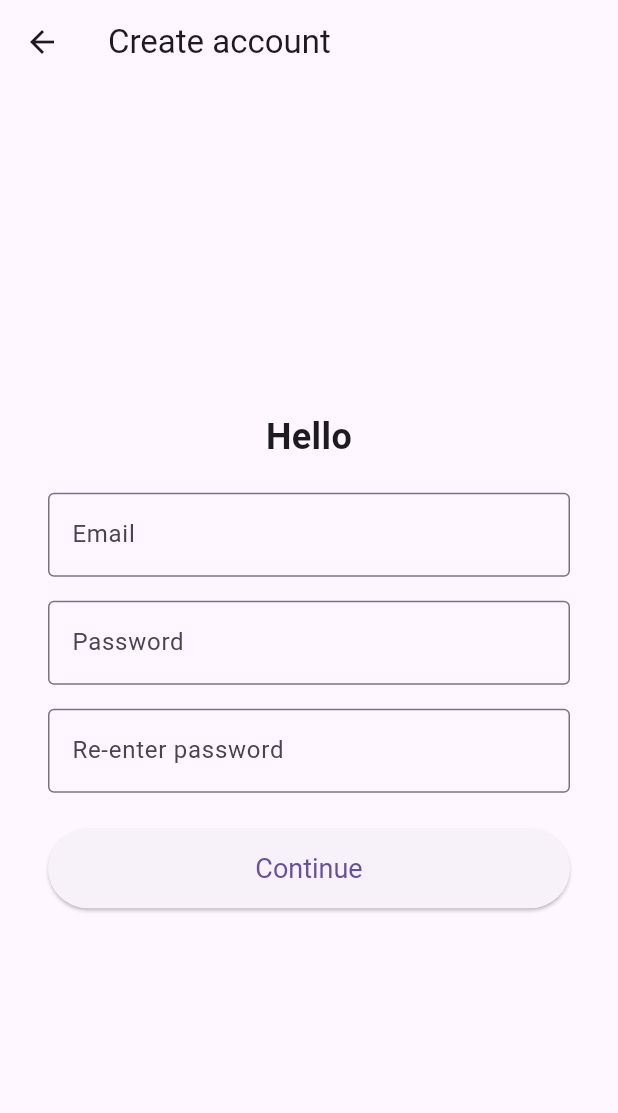
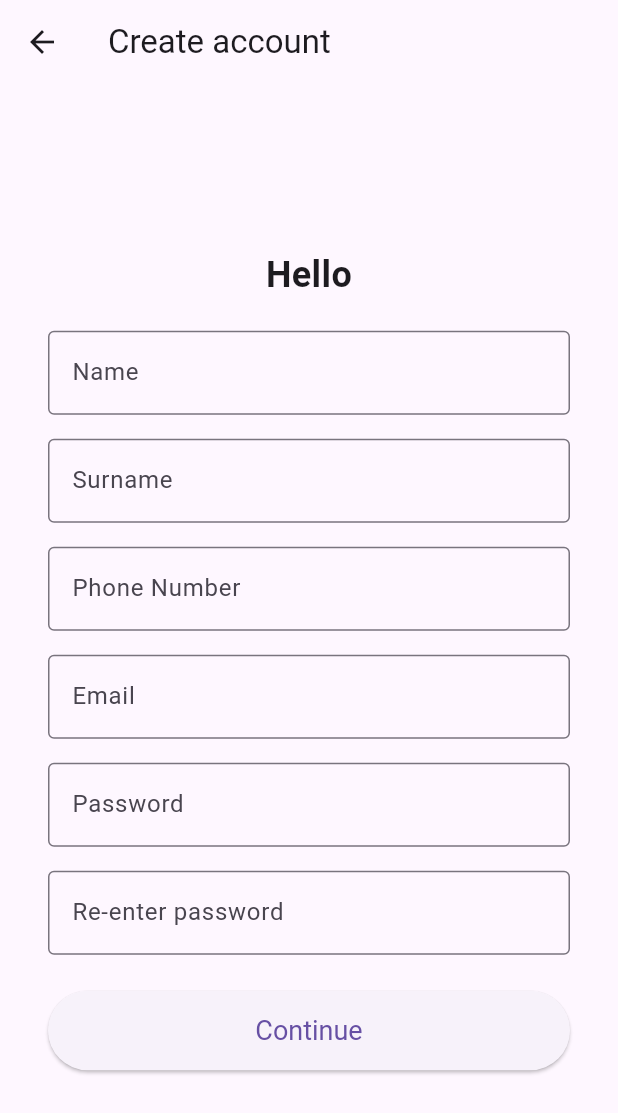
Before and after one commit to baoonhii/SIMULATED-EMAIL-SERVICE-APPLICATION, a Flutter app: the GmailRegisterScreen screen opened directly, on a phone screen of 412 x 824 dp. Shown: the top 1113 px of the screen. Run offline on Flutter 3.47's test engine with Material 3 defaults, Android fonts, the light colour scheme and no system bars; our stand-ins replace cached_network_image, file_picker, shared_preferences; accounts and stored records are empty; generated files the repository leaves out were written again.

Commit message:
register front-back

```diff
--- a/lib/state_management/account_provider.dart
+++ b/lib/state_management/account_provider.dart
@@ -135,7 +135,6 @@ class AccountProvider extends ChangeNotifier {
       method: 'POST',
       requiresAuth: false,
       body: {
-        'username': phoneNumber,
         'first_name': firstName,
         'last_name': lastName,
         'email': email,
--- a/lib/views/gmail_register_screen.dart
+++ b/lib/views/gmail_register_screen.dart
@@ -1,7 +1,9 @@
 import 'package:flutter/material.dart';
+import 'package:flutter_email/constants.dart';
 import 'package:flutter_gen/gen_l10n/app_localizations.dart';
 import 'package:provider/provider.dart';
 
+import '../other_widgets/general.dart';
 import '../state_management/account_provider.dart';
 
 class GmailRegisterScreen extends StatefulWidget {
@@ -19,6 +21,9 @@ class _GmailRegisterScreenState extends State<GmailRegisterScreen> {
   final TextEditingController _passwordController = TextEditingController();
   final TextEditingController _confirmPasswordController =
       TextEditingController();
+
+  final _formKey = GlobalKey<FormState>();
+  bool _isLoading = false;
 
   @override
   void dispose() {
@@ -41,12 +46,20 @@ class _GmailRegisterScreenState extends State<GmailRegisterScreen> {
         child: SingleChildScrollView(
           child: Padding(
             padding: const EdgeInsets.symmetric(horizontal: 32.0),
+            child: Form(
+              key: _formKey,
               child: Column(
                 mainAxisAlignment: MainAxisAlignment.center,
                 crossAxisAlignment: CrossAxisAlignment.stretch,
                 children: [
                   getRegistrationTitle(context),
                   const SizedBox(height: 20),
+                  getNameField(),
+                  const SizedBox(height: 16),
+                  getSurnameField(),
+                  const SizedBox(height: 16),
+                  getPhoneField(),
+                  const SizedBox(height: 16),
                   getEmailField(),
                   const SizedBox(height: 16),
                   getPasswordField(context),
@@ -55,12 +68,18 @@ class _GmailRegisterScreenState extends State<GmailRegisterScreen> {
                   const SizedBox(height: 24),
                   ElevatedButton(
                     onPressed: () {
+                      if (_formKey.currentState!.validate()) {
                         final firstName = _nameController.text;
                         final lastName = _surnameController.text;
                         final email = _emailController.text;
                         final phoneNumber = _phoneController.text;
                         final password = _passwordController.text;
                         final password2 = _confirmPasswordController.text;
+
+                        try {
+                          setState(() {
+                            _isLoading = true;
+                          });
                           Provider.of<AccountProvider>(context, listen: false)
                               .register(
                             firstName: firstName,
@@ -70,31 +89,33 @@ class _GmailRegisterScreenState extends State<GmailRegisterScreen> {
                             password: password,
                             password2: password2,
                           );
+                        } catch (e) {
+                          showSnackBar(
+                            context,
+                            'Registration failed: ${e.toString()}',
+                          );
+                        } finally {
+                          setState(() {
+                            _isLoading = false;
+                          });
+                        }
 
-                    if (Provider.of<AccountProvider>(
+                        Navigator.pushReplacementNamed(
                           context,
-                          listen: false,
-                        ).currentAccount !=
-                        null) {
-                      Navigator.pushNamed(context, '/');
-                    } else {
-                      if (mounted) {
-                        ScaffoldMessenger.of(context).showSnackBar(
-                          SnackBar(
-                            content:
-                                Text(AppLocalizations.of(context)!.invalidAuth),
-                          ),
+                          AuthRoutes.LOGIN.value,
                         );
-                      }
                       }
                     },
                     style: ElevatedButton.styleFrom(
                       padding: const EdgeInsets.symmetric(vertical: 16),
                       textStyle: const TextStyle(fontSize: 18),
                     ),
-                  child: Text(AppLocalizations.of(context)!.continueNext),
+                    child: _isLoading
+                        ? const CircularProgressIndicator()
+                        : Text(AppLocalizations.of(context)!.continueNext),
                   ),
                 ],
+              ),
             ),
           ),
         ),
@@ -102,35 +123,104 @@ class _GmailRegisterScreenState extends State<GmailRegisterScreen> {
     );
   }
 
-  TextField getConfirmPasswordField(BuildContext context) {
-    return TextField(
-      controller: _passwordController,
+  TextFormField getConfirmPasswordField(BuildContext context) {
+    return TextFormField(
+      controller: _confirmPasswordController,
       decoration: InputDecoration(
         labelText: AppLocalizations.of(context)!.rePassword,
         border: const OutlineInputBorder(),
       ),
       obscureText: true,
+      validator: (value) {
+        if (value == null || value.isEmpty) {
+          return 'Please confirm your password';
+        }
+        if (value != _passwordController.text) {
+          return 'Passwords do not match';
+        }
+        return null;
+      },
     );
   }
 
-  TextField getPasswordField(BuildContext context) {
-    return TextField(
+  TextFormField getPasswordField(BuildContext context) {
+    return TextFormField(
       controller: _passwordController,
       decoration: InputDecoration(
         labelText: AppLocalizations.of(context)!.password,
         border: const OutlineInputBorder(),
       ),
       obscureText: true,
+      validator: (value) {
+        if (value == null || value.isEmpty) {
+          return 'Please enter your password';
+        }
+        return null;
+      },
     );
   }
 
-  TextField getEmailField() {
-    return TextField(
-      controller: _nameController,
+  TextFormField getEmailField() {
+    return TextFormField(
+      controller: _emailController,
       decoration: const InputDecoration(
         labelText: 'Email',
         border: OutlineInputBorder(),
       ),
+      validator: (value) {
+        if (value == null || value.isEmpty) {
+          return 'Please enter your email';
+        }
+        return null;
+      },
+    );
+  }
+
+  TextFormField getPhoneField() {
+    return TextFormField(
+      controller: _phoneController,
+      decoration: const InputDecoration(
+        labelText: 'Phone Number',
+        border: OutlineInputBorder(),
+      ),
+      validator: (value) {
+        if (value == null || value.isEmpty) {
+          return 'Please enter your phone number';
+        }
+        return null;
+      },
+    );
+  }
+
+  TextFormField getSurnameField() {
+    return TextFormField(
+      controller: _surnameController,
+      decoration: const InputDecoration(
+        labelText: 'Surname',
+        border: OutlineInputBorder(),
+      ),
+      validator: (value) {
+        if (value == null || value.isEmpty) {
+          return 'Please enter your surname';
+        }
+        return null;
+      },
+    );
+  }
+
+  TextFormField getNameField() {
+    return TextFormField(
+      controller: _nameController,
+      decoration: const InputDecoration(
+        labelText: 'Name',
+        border: OutlineInputBorder(),
+      ),
+      validator: (value) {
+        if (value == null || value.isEmpty) {
+          return 'Please enter your name';
+        }
+        return null;
+      },
     );
   }
 
```
Also changed, not shown: lib/auth/login.dart (+7 -3 lines), 2 other files. Lines whose indentation alone changed are shown as unchanged.
